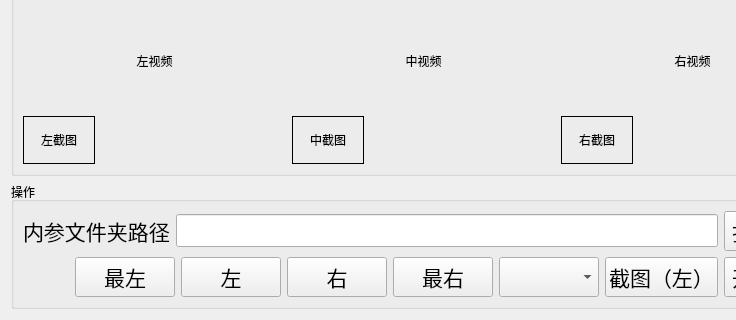
First picture: the form in ui/tab_internal_calibration.ui, repository huangqi2002/CameraCalibration, before the edit; both pictures show x 0 to 736 and y 195 to 515 of the 847 by 515 pixel window.
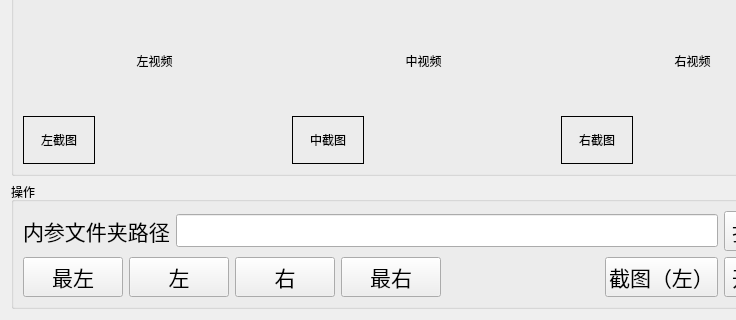
Second picture: the form after the edit.

Diff of the .ui file:
```diff
--- a/ui/tab_internal_calibration.ui
+++ b/ui/tab_internal_calibration.ui
@@ -479,6 +479,78 @@
       </item>
       <item>
        <layout class="QHBoxLayout" name="horizontalLayout_2">
+        <item>
+         <widget class="QPushButton" name="pushButton_midleft_play">
+          <property name="minimumSize">
+           <size>
+            <width>100</width>
+            <height>40</height>
+           </size>
+          </property>
+          <property name="font">
+           <font>
+            <pointsize>16</pointsize>
+           </font>
+          </property>
+          <property name="text">
+           <string>最左</string>
+          </property>
+         </widget>
+        </item>
+        <item>
+         <widget class="QPushButton" name="pushButton_left_play">
+          <property name="minimumSize">
+           <size>
+            <width>100</width>
+            <height>40</height>
+           </size>
+          </property>
+          <property name="font">
+           <font>
+            <pointsize>16</pointsize>
+           </font>
+          </property>
+          <property name="text">
+           <string>左</string>
+          </property>
+         </widget>
+        </item>
+        <item>
+         <widget class="QPushButton" name="pushButton_right_play">
+          <property name="minimumSize">
+           <size>
+            <width>100</width>
+            <height>40</height>
+           </size>
+          </property>
+          <property name="font">
+           <font>
+            <pointsize>16</pointsize>
+           </font>
+          </property>
+          <property name="text">
+           <string>右</string>
+          </property>
+         </widget>
+        </item>
+        <item>
+         <widget class="QPushButton" name="pushButton_midright_play">
+          <property name="minimumSize">
+           <size>
+            <width>100</width>
+            <height>40</height>
+           </size>
+          </property>
+          <property name="font">
+           <font>
+            <pointsize>16</pointsize>
+           </font>
+          </property>
+          <property name="text">
+           <string>最右</string>
+          </property>
+         </widget>
+        </item>
         <item>
          <spacer name="horizontalSpacer">
           <property name="orientation">
@@ -492,88 +564,6 @@
           </property>
          </spacer>
         </item>
-        <item>
-         <widget class="QPushButton" name="midleft_pushButton_screenshot">
-          <property name="minimumSize">
-           <size>
-            <width>100</width>
-            <height>40</height>
-           </size>
-          </property>
-          <property name="font">
-           <font>
-            <pointsize>16</pointsize>
-           </font>
-          </property>
-          <property name="text">
-           <string>最左</string>
-          </property>
-         </widget>
-        </item>
-        <item>
-         <widget class="QPushButton" name="pushButton_screenshot_4">
-          <property name="minimumSize">
-           <size>
-            <width>100</width>
-            <height>40</height>
-           </size>
-          </property>
-          <property name="font">
-           <font>
-            <pointsize>16</pointsize>
-           </font>
-          </property>
-          <property name="text">
-           <string>左</string>
-          </property>
-         </widget>
-        </item>
-        <item>
-         <widget class="QPushButton" name="pushButton_screenshot_2">
-          <property name="minimumSize">
-           <size>
-            <width>100</width>
-            <height>40</height>
-           </size>
-          </property>
-          <property name="font">
-           <font>
-            <pointsize>16</pointsize>
-           </font>
-          </property>
-          <property name="text">
-           <string>右</string>
-          </property>
-         </widget>
-        </item>
-        <item>
-         <widget class="QPushButton" name="pushButton_screenshot_5">
-          <property name="minimumSize">
-           <size>
-            <width>100</width>
-            <height>40</height>
-           </size>
-          </property>
-          <property name="font">
-           <font>
-            <pointsize>16</pointsize>
-           </font>
-          </property>
-          <property name="text">
-           <string>最右</string>
-          </property>
-         </widget>
-        </item>
-        <item>
-         <widget class="QComboBox" name="position_comboBox">
-          <property name="minimumSize">
-           <size>
-            <width>100</width>
-            <height>40</height>
-           </size>
-          </property>
-         </widget>
-        </item>
         <item>
          <widget class="QPushButton" name="pushButton_screenshot">
           <property name="minimumSize">
```
